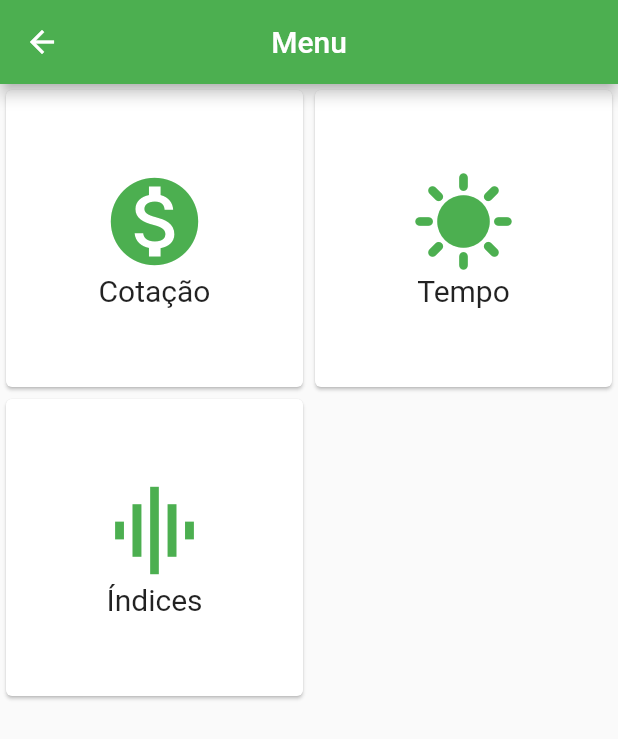
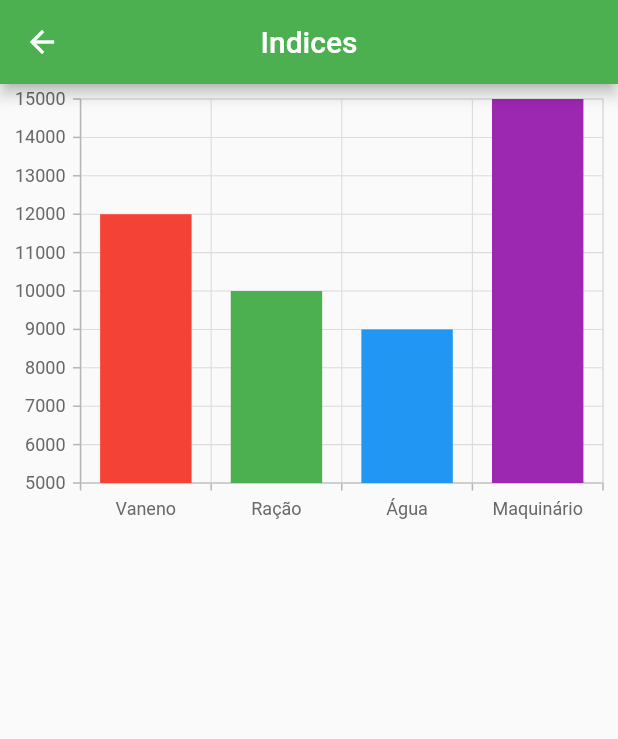
Before and after one commit to MarceloSolusysMobile/agro_app, a Flutter app: the Menu screen opened directly, after a tap on "Índices", on a phone screen of 412 x 824 dp. Shown: the top 739 px of the screen. Run offline on Flutter 3.47's test engine with Material 2 defaults, Android fonts, the phone set to English and light mode, and no system bars; our stand-ins replace syncfusion_flutter_charts; network calls fail.

Commit message:
'aula-25-05-23'

```diff
--- /dev/null
+++ b/lib/model/financa.dart
@@ -0,0 +1,7 @@
+import 'package:flutter/material.dart';
+class Financa {
+  String categoria;
+  double valor;
+  Color? color;
+  Financa({this.categoria = '', this.valor = 0.0, this.color});
+}
--- /dev/null
+++ b/lib/screens/indices.dart
@@ -0,0 +1,51 @@
+import 'package:agro_app/model/financa.dart';
+import 'package:flutter/material.dart';
+import 'package:syncfusion_flutter_charts/charts.dart';
+
+class Indices extends StatefulWidget {
+  const Indices({super.key});
+
+  @override
+  State<Indices> createState() => _IndicesState();
+}
+
+class _IndicesState extends State<Indices> {
+  List<Financa> financas_list = [
+    Financa(categoria: 'Vaneno', valor: 12000, color: Colors.red),
+    Financa(categoria: 'Ração', valor: 10000, color: Colors.green),
+    Financa(categoria: 'Água', valor: 9000, color: Colors.blue),
+    Financa(categoria: 'Maquinário', valor: 15000, color: Colors.purple),
+  ];
+
+  @override
+  Widget build(BuildContext context) {
+    return Scaffold(
+      appBar: AppBar(
+        backgroundColor: Colors.green,
+        centerTitle: true,
+        title: const Text('Indices'),
+      ),
+      body: Column(
+        children: [
+          SfCartesianChart(
+            primaryXAxis: CategoryAxis(),
+            primaryYAxis: NumericAxis(
+              minimum: 5000,
+              maximum: 15000,
+              interval: 1000,
+            ),
+            series: <ChartSeries>[
+              ColumnSeries<Financa, String>(
+                dataSource: financas_list,
+                pointColorMapper: (Financa financa, _) => financa.color,
+                xValueMapper: (Financa financa, _) => financa.categoria,
+                yValueMapper: (Financa financa, _) => financa.valor,
+              )
+            ],
+          ),
+
+        ],
+      ),
+    );
+  }
+}
--- a/lib/screens/menu.dart
+++ b/lib/screens/menu.dart
@@ -1,6 +1,7 @@
 import 'package:agro_app/screens/listagemPrecos.dart';
 import 'package:agro_app/screens/tempo.dart';
 import 'package:flutter/material.dart';
+import 'indices.dart';
 
 class Menu extends StatefulWidget {
   const Menu({super.key});
@@ -10,7 +11,6 @@ class Menu extends StatefulWidget {
 }
 
 class _MenuState extends State<Menu> {
-
   void navigatelistagem() {
     Navigator.push(
       context,
@@ -20,7 +20,7 @@ class _MenuState extends State<Menu> {
     );
   }
 
-   void navigateTempo() {
+  void navigateTempo() {
     Navigator.push(
       context,
       MaterialPageRoute(
@@ -29,7 +29,14 @@ class _MenuState extends State<Menu> {
     );
   }
 
-
+  void navigateIndices() {
+    Navigator.push(
+      context,
+      MaterialPageRoute(
+        builder: (context) => const Indices(),
+      ),
+    );
+  }
 
   @override
   Widget build(BuildContext context) {
@@ -48,10 +55,10 @@ class _MenuState extends State<Menu> {
                 navigatelistagem();
               },
               splashColor: Colors.green.withAlpha(30),
-              child: Center(
+              child: const Center(
                 child: Column(
                   mainAxisSize: MainAxisSize.min,
-                  children: const [
+                  children: [
                     Icon(
                       Icons.monetization_on,
                       size: 70,
@@ -87,12 +94,13 @@ class _MenuState extends State<Menu> {
           Card(
             child: InkWell(
               onTap: () {
+                navigateIndices();
               },
               splashColor: Colors.green.withAlpha(30),
-              child: Center(
+              child: const Center(
                 child: Column(
                   mainAxisSize: MainAxisSize.min,
-                  children: const [
+                  children: [
                     Icon(
                       Icons.graphic_eq_outlined,
                       size: 70,
--- a/pubspec.yaml
+++ b/pubspec.yaml
@@ -40,6 +40,7 @@ dev_dependencies:
   flutter_test:
     sdk: flutter
   http: ^0.13.6
+  syncfusion_flutter_charts: ^21.2.6
 
   # The "flutter_lints" package below contains a set of recommended lints to
   # encourage good coding practices. The lint set provided by the package is
```
Also changed, not shown: pubspec.lock.
